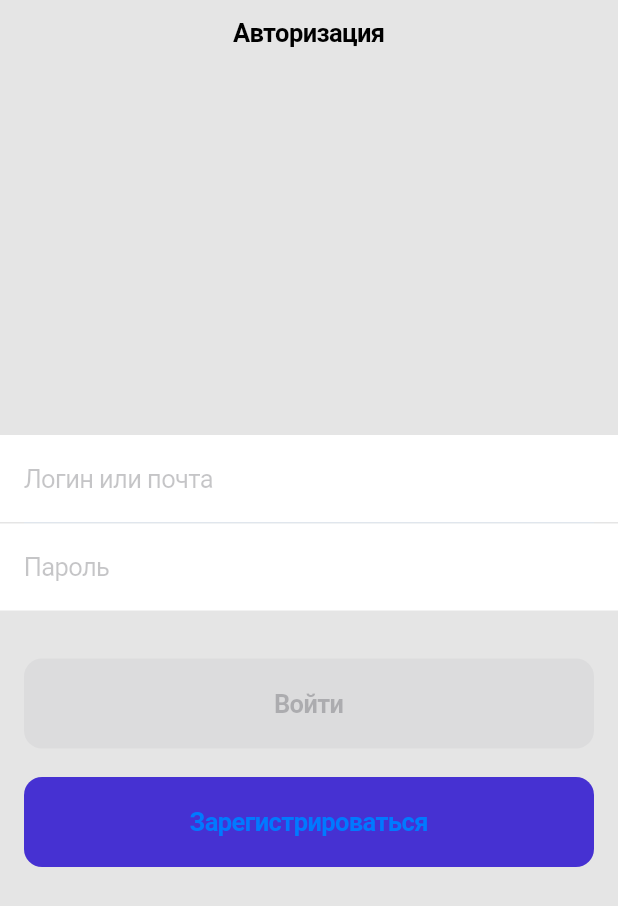
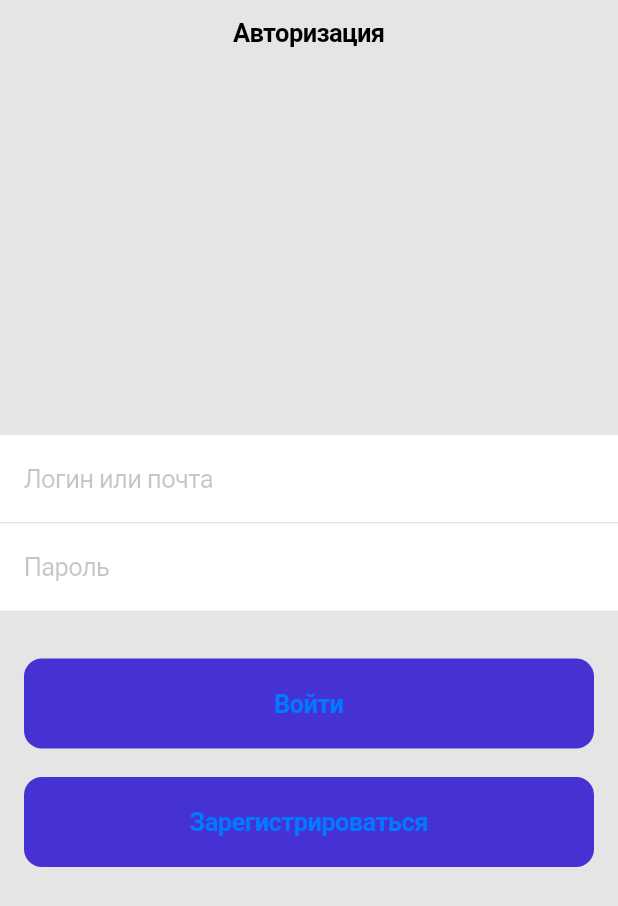
Before and after one commit to Bubble7777/codeunion, a Flutter app: the screen it shows after launch, on a phone screen of 412 x 824 dp. Shown: the top 906 px of the screen. Run offline on Flutter 3.47's test engine with Material 2 defaults, Android fonts, the phone set to English and light mode, and no system bars; our stand-ins replace flutter_svg.

Commit message:
fixed bag with onPressed

```diff
--- a/lib/src/screens/auth/auth_screen.dart
+++ b/lib/src/screens/auth/auth_screen.dart
@@ -36,7 +36,10 @@ class AuthScreen extends StatelessWidget {
             ),
             Padding(
               padding: AppPadding.horizontal,
-              child: CustomButton(title: 'Войти'),
+              child: CustomButton(
+                title: 'Войти',
+                onPressed: () {},
+              ),
             ),
             SizedBox(
               height: 19.0,
--- a/lib/src/screens/register/register_screen.dart
+++ b/lib/src/screens/register/register_screen.dart
@@ -73,9 +73,7 @@ class RegisterScreen extends StatelessWidget {
               horizontal: 16.0,
               vertical: 42.0,
             ),
-            child: CustomButton(
-              title: 'Создать аккаунт',
-            ),
+            child: CustomButton(title: 'Создать аккаунт', onPressed: () {}),
           ),
         ],
       ),
```
